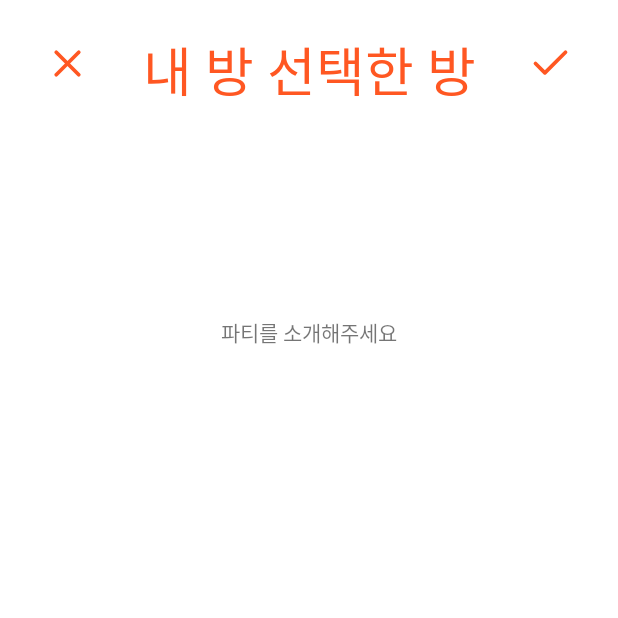
After one commit to suhwankim03/madcamp_week2, an Android app: the ChatActivity screen opened directly, with no data from a screen before it, on a phone screen of 412 x 824 dp, the top half of it. The commit adds this screen. Run offline under Robolectric (Android 15) with nearby library versions, the phone set to English and light mode, and no system bars; libraries missing offline, so code that uses them is left out: com.kakao.sdk; 1 statement that could not run was skipped.

```diff
--- a/app/src/main/AndroidManifest.xml
+++ b/app/src/main/AndroidManifest.xml
@@ -19,9 +19,11 @@
         android:usesCleartextTraffic="true"
         tools:targetApi="31">
         <activity
+            android:name=".ChatActivity"
+            android:exported="false" />
+        <activity
             android:name=".JoinRoomActivity"
             android:exported="false" />
-
         <activity
             android:name=".AddRoomActivity"
             android:exported="false" />
--- /dev/null
+++ b/app/src/main/java/com/example/findfriend/ChatActivity.kt
@@ -0,0 +1,89 @@
+package com.example.findfriend
+
+import android.content.Intent
+import androidx.appcompat.app.AppCompatActivity
+import android.os.Bundle
+import android.util.Log
+import android.widget.Toast
+import com.example.findfriend.databinding.ActivityChatBinding
+import com.example.findfriend.ui.RoomService
+import com.example.findfriend.ui.joinRoom
+import com.example.findfriend.ui.joinRoomResponse
+import retrofit2.Call
+import retrofit2.Callback
+import retrofit2.Response
+import retrofit2.Retrofit
+import retrofit2.converter.gson.GsonConverterFactory
+
+class ChatActivity : AppCompatActivity() {
+
+    private lateinit var binding: ActivityChatBinding
+    private lateinit var retrofit: Retrofit
+    private lateinit var roomService: RoomService
+    override fun onCreate(savedInstanceState: Bundle?) {
+        super.onCreate(savedInstanceState)
+        binding = ActivityChatBinding.inflate(layoutInflater)
+        setContentView(binding.root)
+
+        retrofit = Retrofit.Builder()
+            .baseUrl("http://143.248.199.213:5000")
+            .addConverterFactory(GsonConverterFactory.create())
+            .build()
+
+        roomService = retrofit.create(RoomService::class.java)
+
+        val roomName = binding.RoomName
+        val roomID = binding.roomID
+        //val roomDetail = binding.RoomDetail
+        val limitTime = binding.LimitTime
+        val location= binding.Location
+        val maxNum= binding.MaxNumber
+        val owner= binding.owner
+        val current_people = binding.currentNumber
+        val myID = GlobalApplication.prefs.getString("email","email 검색 오류")
+        val completeButton =binding.completeButton
+
+
+        roomID.text = intent.getStringExtra("roomID")
+        roomName.text = intent.getStringExtra("roomName")
+        limitTime.text = intent.getStringExtra("limTime")
+        location.text = intent.getStringExtra("location")
+        //roomDetail.text = intent.getLongExtra("roomName",-1).toString()
+        current_people.text = intent.getStringExtra("currentPeople")
+        maxNum.text = intent.getStringExtra("maxPeople")
+        owner.text = intent.getStringExtra("owner")
+
+        val textRoomID = (roomID.text as String).toInt()
+
+        //누른 카드뷰의 데이터 받아오는 것 까지 구현 완료 나머지 추가 작업은 나중에!!
+
+
+        /*completeButton.setOnClickListener {
+            //작성 내용 null일 경우 오류나는 거 코드 추가 구현해줘야 함
+            val newRoom = joinRoom(roomId = textRoomID, myId= myID)
+            roomService.requestJoinRoom(newRoom).enqueue(object: Callback<joinRoomResponse> {
+                override fun onResponse(
+                    call: Call<joinRoomResponse>,
+                    response: Response<joinRoomResponse>
+                ) {
+                    val successValue = response.body()
+                    if (successValue != null) {
+                        val issuc = successValue.success
+                        if (issuc) {
+                            Toast.makeText(this@ChatActivity, "방에 합류!", Toast.LENGTH_SHORT).show()
+                            val intent = Intent(this@ChatActivity, MainActivity::class.java)
+                            startActivity(intent)
+                        } else {
+                            Toast.makeText(this@ChatActivity, "방에 못들어감!", Toast.LENGTH_SHORT).show()
+                        }
+                    }
+
+                }
+
+                override fun onFailure(call: Call<joinRoomResponse>, t: Throwable) {
+                    Log.e("API Request", "Error: ${t.message}")
+                }
+            })
+        }*/
+    }
+}
--- a/app/src/main/java/com/example/findfriend/ui/RoomService.kt
+++ b/app/src/main/java/com/example/findfriend/ui/RoomService.kt
@@ -32,4 +32,11 @@ interface RoomService {
         @Body joinroom: joinRoom
     ) : Call<joinRoomResponse>
 
+
+    @Headers("Content-Type: application/json")
+    @POST("/withdraw")
+    fun requestWithdraw(
+        @Body withdraw: withdraw
+    ) : Call<withdrawResponse>
+
 }
--- /dev/null
+++ b/app/src/main/res/layout/activity_chat.xml
@@ -0,0 +1,124 @@
+<?xml version="1.0" encoding="utf-8"?>
+<androidx.constraintlayout.widget.ConstraintLayout xmlns:android="http://schemas.android.com/apk/res/android"
+    xmlns:app="http://schemas.android.com/apk/res-auto"
+    xmlns:tools="http://schemas.android.com/tools"
+    android:layout_width="match_parent"
+    android:layout_height="match_parent"
+    tools:context=".JoinRoomActivity">
+
+
+    <ImageButton
+        android:id="@+id/backButton"
+        android:layout_width="30dp"
+        android:layout_height="30dp"
+        android:background="@drawable/x"
+        app:layout_constraintLeft_toLeftOf="parent"
+        app:layout_constraintTop_toTopOf="parent"
+        android:layout_marginLeft="30dp"
+        android:layout_marginTop="27dp"/>
+
+    <TextView
+        android:id="@+id/Header"
+        android:layout_width="wrap_content"
+        android:layout_height="wrap_content"
+        android:text="내 방 선택한 방"
+        android:textSize="35dp"
+        android:textColor="@color/carrot"
+        android:fontFamily="@font/sejong_hospital_bold"
+        app:layout_constraintLeft_toLeftOf="parent"
+        app:layout_constraintRight_toRightOf="parent"
+        app:layout_constraintTop_toTopOf="parent"
+        android:layout_marginTop="20dp"/>
+
+    <ImageButton
+        android:id="@+id/completeButton"
+        android:layout_width="30dp"
+        android:layout_height="30dp"
+        android:background="@drawable/check"
+        app:layout_constraintRight_toRightOf="parent"
+        app:layout_constraintTop_toTopOf="parent"
+        android:layout_marginRight="30dp"
+        android:layout_marginTop="27dp"/>
+
+    <TextView
+        android:id="@+id/RoomName"
+        android:layout_width="wrap_content"
+        android:layout_height="wrap_content"
+        android:layout_marginTop="20dp"
+        android:text="파티명을 입력해주세요"
+        app:layout_constraintTop_toBottomOf="@id/Header"
+        app:layout_constraintRight_toRightOf="parent"
+        app:layout_constraintLeft_toLeftOf="parent"/>
+
+    <TextView
+        android:id="@+id/LimitTime"
+        android:layout_width="wrap_content"
+        android:layout_height="wrap_content"
+        android:layout_marginTop="20dp"
+        android:text="모임 시간을 입력해주세요"
+        app:layout_constraintTop_toBottomOf="@id/RoomName"
+        app:layout_constraintRight_toRightOf="parent"
+        app:layout_constraintLeft_toLeftOf="parent"/>
+
+    <TextView
+        android:id="@+id/MaxNumber"
+        android:layout_width="wrap_content"
+        android:layout_height="wrap_content"
+        android:layout_marginTop="20dp"
+        android:text="최대 인원을 입력해주세요"
+        app:layout_constraintTop_toBottomOf="@id/LimitTime"
+        app:layout_constraintRight_toRightOf="parent"
+        app:layout_constraintLeft_toLeftOf="parent"/>
+
+    <TextView
+        android:id="@+id/RoomDetail"
+        android:layout_width="wrap_content"
+        android:layout_height="wrap_content"
+        android:layout_marginTop="20dp"
+        android:text="파티를 소개해주세요"
+        app:layout_constraintTop_toBottomOf="@id/MaxNumber"
+        app:layout_constraintRight_toRightOf="parent"
+        app:layout_constraintLeft_toLeftOf="parent"/>
+
+    <TextView
+        android:id="@+id/Location"
+        android:layout_width="wrap_content"
+        android:layout_height="wrap_content"
+        android:layout_marginTop="20dp"
+        android:text="장소를 입력하세요"
+        app:layout_constraintTop_toBottomOf="@id/RoomDetail"
+        app:layout_constraintRight_toRightOf="parent"
+        app:layout_constraintLeft_toLeftOf="parent"/>
+
+    <TextView
+        android:id="@+id/owner"
+        android:layout_width="wrap_content"
+        android:layout_height="wrap_content"
+        android:layout_marginTop="20dp"
+        android:text="주최자"
+        app:layout_constraintTop_toBottomOf="@id/Location"
+        app:layout_constraintRight_toRightOf="parent"
+        app:layout_constraintLeft_toLeftOf="parent"/>
+
+    <TextView
+        android:id="@+id/currentNumber"
+        android:layout_width="wrap_content"
+        android:layout_height="wrap_content"
+        android:layout_marginTop="20dp"
+        android:text="현재 인원을 입력해주세요"
+        app:layout_constraintTop_toBottomOf="@id/owner"
+        app:layout_constraintRight_toRightOf="parent"
+        app:layout_constraintLeft_toLeftOf="parent"/>
+
+
+    <TextView
+        android:id="@+id/roomID"
+        android:layout_width="wrap_content"
+        android:layout_height="wrap_content"
+        android:layout_marginTop="20dp"
+        android:text="roomID"
+        app:layout_constraintTop_toBottomOf="@id/currentNumber"
+        app:layout_constraintRight_toRightOf="parent"
+        app:layout_constraintLeft_toLeftOf="parent"/>
+
+</androidx.constraintlayout.widget.ConstraintLayout>
--- a/app/src/main/res/layout/myroom_cardview.xml
+++ b/app/src/main/res/layout/myroom_cardview.xml
@@ -1,8 +1,9 @@
 <?xml version="1.0" encoding="utf-8"?>
 <androidx.constraintlayout.widget.ConstraintLayout xmlns:android="http://schemas.android.com/apk/res/android"
-    android:layout_width="wrap_content"
+    android:layout_width="match_parent"
     android:layout_height="wrap_content"
     android:background="?attr/selectableItemBackground"
+    android:longClickable="true"
     android:clickable="true"
     android:focusable="true"
     xmlns:app="http://schemas.android.com/apk/res-auto">
```
Also changed, not shown: app/src/main/java/com/example/findfriend/ui/MyRoom/MyRoomAdapter.kt (+46 -11 lines), app/src/main/java/com/example/findfriend/ui/MyRoom/MyRoomFragment.kt (+51 -9 lines), app/src/main/java/com/example/findfriend/ui/Signup.kt (+8 -0 lines), app/src/main/res/layout/activity_main.xml (+13 -14 lines), app/src/main/res/layout/fragment_findroom.xml (+39 -10 lines).
